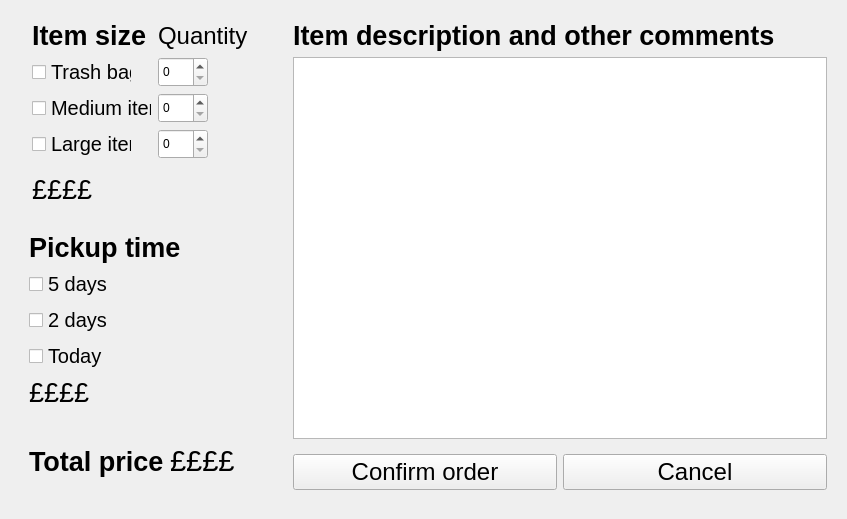
Old version of the form extrapickupwindow.ui in the repository EduPonz/SmartTrashCan_B376.
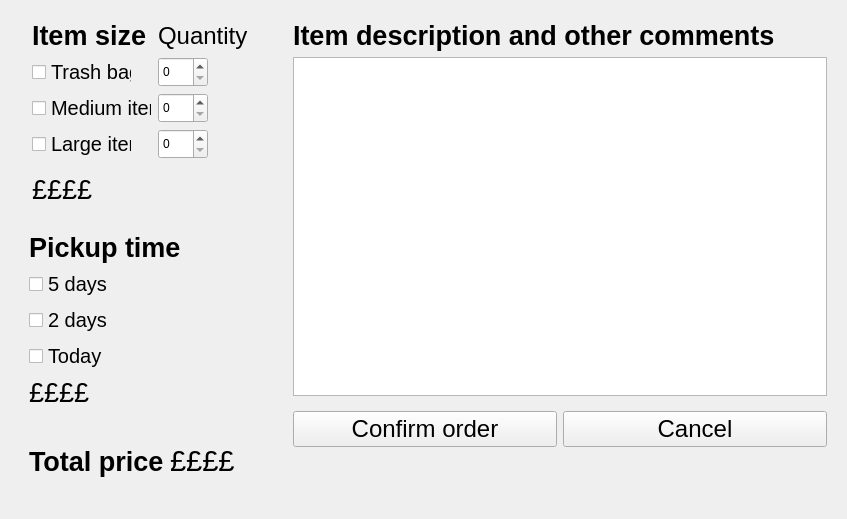
New version of the form.

Commit message: -Getting rid of the box we sending a message. Display text on a label instead

The edit to the form file:
```diff
--- a/extrapickupwindow.ui
+++ b/extrapickupwindow.ui
@@ -352,6 +352,20 @@
         </layout>
        </widget>
       </item>
+      <item>
+       <widget class="QLabel" name="extraPickUpUOutputLabel">
+        <property name="font">
+         <font>
+          <pointsize>24</pointsize>
+          <weight>75</weight>
+          <bold>true</bold>
+         </font>
+        </property>
+        <property name="text">
+         <string/>
+        </property>
+       </widget>
+      </item>
      </layout>
     </widget>
    </item>
```
The commit also changes 1 other file.
